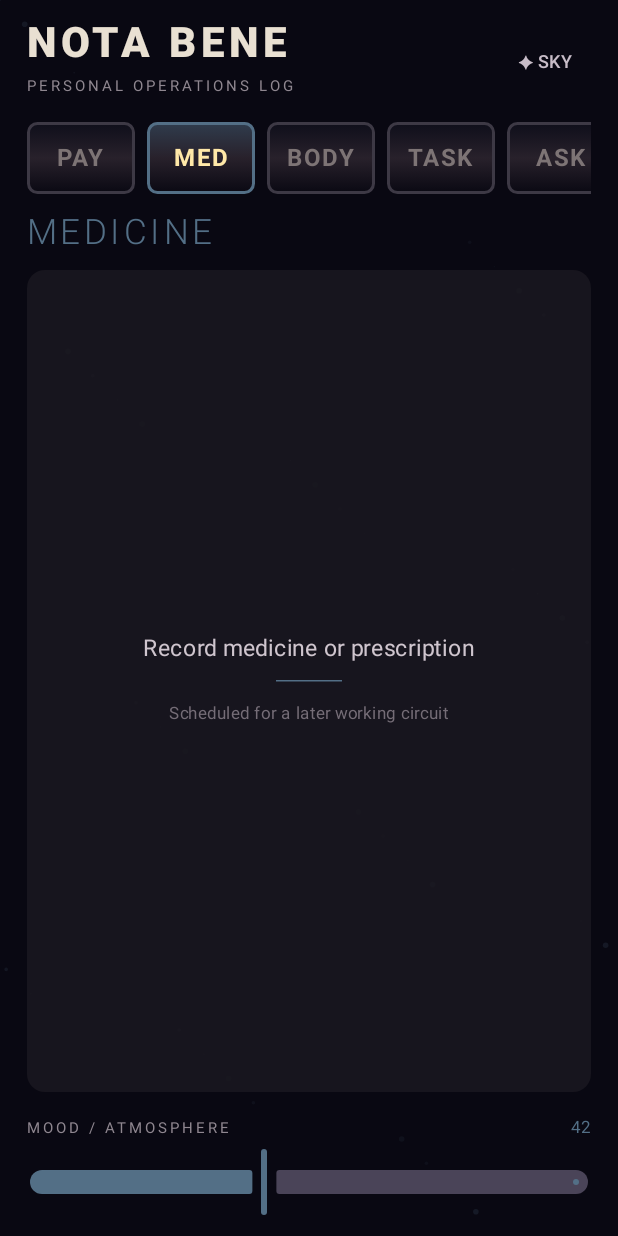
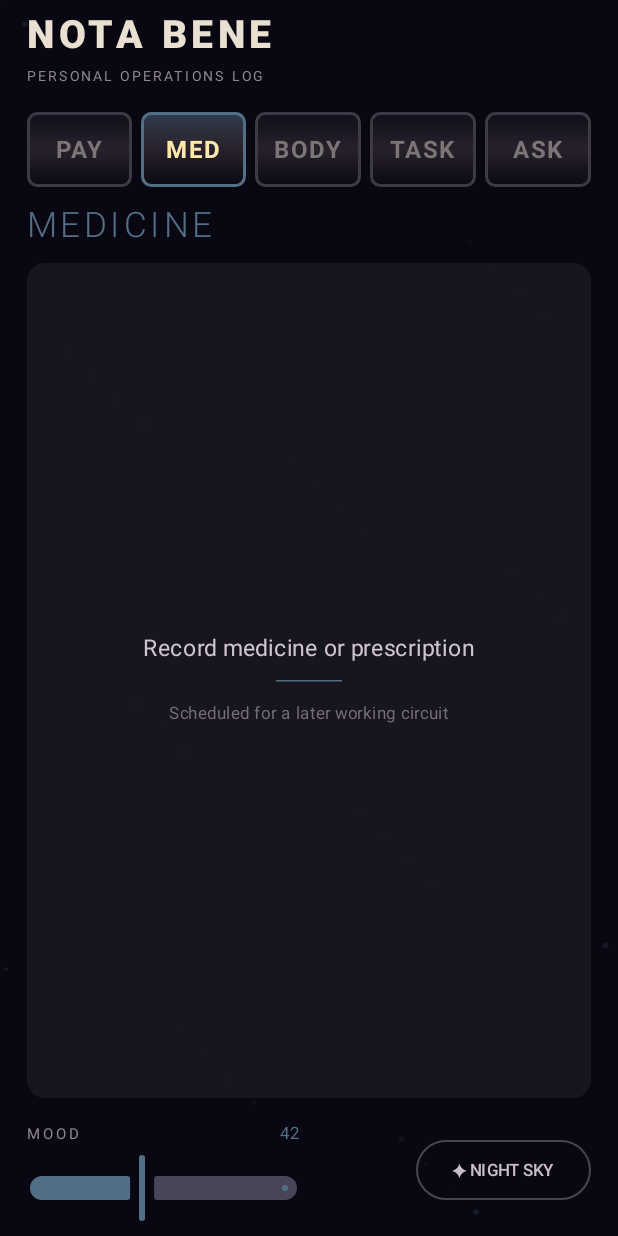
Before and after one commit to AndyJMyers/Nota-Bene, an Android app built with Jetpack Compose: the screen it shows after launch (MainActivity), after a tap on "MED", on a phone screen of 412 x 824 dp. Run offline under Robolectric (Android 15) with nearby library versions, the phone set to English and light mode, and no system bars; our stand-ins replace Room's generated code; libraries missing offline, so code that uses them is left out: com.google.mlkit.vision; 3 other taps on this screen came first.

Commit message:
Refine phone layout and project policy

```diff
--- a/app/build.gradle.kts
+++ b/app/build.gradle.kts
@@ -13,8 +13,8 @@ android {
         applicationId = "com.notabene.app"
         minSdk = 26
         targetSdk = 36
-        versionCode = 2
-        versionName = "0.2.0-alpha2"
+        versionCode = 3
+        versionName = "0.2.1-alpha3"
     }
 
     buildFeatures { compose = true }
--- a/app/src/main/java/com/notabene/app/MainActivity.kt
+++ b/app/src/main/java/com/notabene/app/MainActivity.kt
@@ -22,7 +22,6 @@ import androidx.compose.foundation.Canvas
 import androidx.compose.foundation.background
 import androidx.compose.foundation.border
 import androidx.compose.foundation.clickable
-import androidx.compose.foundation.horizontalScroll
 import androidx.compose.foundation.layout.Arrangement
 import androidx.compose.foundation.layout.Box
 import androidx.compose.foundation.layout.Column
@@ -35,7 +34,6 @@ import androidx.compose.foundation.layout.padding
 import androidx.compose.foundation.layout.width
 import androidx.compose.foundation.lazy.LazyColumn
 import androidx.compose.foundation.lazy.items
-import androidx.compose.foundation.rememberScrollState
 import androidx.compose.foundation.shape.RoundedCornerShape
 import androidx.compose.material3.Button
 import androidx.compose.material3.ButtonDefaults
@@ -72,6 +70,7 @@ import androidx.compose.ui.text.font.FontWeight
 import androidx.compose.ui.text.style.TextOverflow
 import androidx.compose.ui.unit.dp
 import androidx.compose.ui.unit.sp
+import androidx.compose.foundation.layout.statusBarsPadding
 import com.google.mlkit.vision.common.InputImage
 import com.google.mlkit.vision.text.TextRecognition
 import com.google.mlkit.vision.text.latin.TextRecognizerOptions
@@ -116,10 +115,10 @@ private fun NotaBeneApp() {
         Box(Modifier.fillMaxSize().background(Ink)) {
             CalmBackground(effect, accent)
             Column(
-                Modifier.fillMaxSize().padding(horizontal = 18.dp, vertical = 12.dp),
+                Modifier.fillMaxSize().statusBarsPadding().padding(horizontal = 18.dp, vertical = 8.dp),
                 verticalArrangement = Arrangement.spacedBy(12.dp)
             ) {
-                Header(effect) { effect = if (effect == Effect.STARS) Effect.SNOW else Effect.STARS }
+                Header()
                 InstrumentTabs(selected, accent) { selected = it }
                 AnimatedContent(
                     targetState = selected,
@@ -132,33 +131,34 @@ private fun NotaBeneApp() {
                     Tab.PAYMENTS -> PaymentPanel(accent, Modifier.weight(1f))
                     else -> PlaceholderPanel(selected, accent, Modifier.weight(1f))
                 }
-                MoodControl(mood, accent) { mood = it }
+                MoodAndAtmosphere(
+                    value = mood,
+                    accent = accent,
+                    effect = effect,
+                    onMoodChange = { mood = it },
+                    onCycleEffect = { effect = if (effect == Effect.STARS) Effect.SNOW else Effect.STARS }
+                )
             }
         }
     }
 }
 
 @Composable
-private fun Header(effect: Effect, onCycle: () -> Unit) {
-    Row(verticalAlignment = Alignment.CenterVertically) {
-        Column(Modifier.weight(1f)) {
-            Text("NOTA BENE", color = Color(0xFFE9E0D2), fontSize = 28.sp, fontWeight = FontWeight.Black, letterSpacing = 3.sp)
-            Text("PERSONAL OPERATIONS LOG", color = Color(0xFF8F8790), fontSize = 10.sp, letterSpacing = 2.sp)
-        }
-        TextButton(onClick = onCycle) {
-            Text(if (effect == Effect.STARS) "✦ SKY" else "❄ SNOW", color = Color(0xFFC8BDC8), fontSize = 12.sp)
-        }
+private fun Header() {
+    Column {
+        Text("NOTA BENE", color = Color(0xFFE9E0D2), fontSize = 26.sp, fontWeight = FontWeight.Black, letterSpacing = 3.sp)
+        Text("PERSONAL OPERATIONS LOG", color = Color(0xFF8F8790), fontSize = 9.sp, letterSpacing = 2.sp)
     }
 }
 
 @Composable
 private fun InstrumentTabs(selected: Tab, accent: Color, onSelect: (Tab) -> Unit) {
-    Row(Modifier.fillMaxWidth().horizontalScroll(rememberScrollState()), horizontalArrangement = Arrangement.spacedBy(8.dp)) {
+    Row(Modifier.fillMaxWidth(), horizontalArrangement = Arrangement.spacedBy(6.dp)) {
         Tab.entries.forEach { tab ->
             val active = tab == selected
             val glow by animateFloatAsState(if (active) 1f else .14f, tween(420), label = "filament glow")
             Box(
-                Modifier.width(72.dp).height(48.dp)
+                Modifier.weight(1f).height(50.dp)
                     .background(Brush.verticalGradient(listOf(lerp(Ink, accent, glow * .55f), Glass, Ink)), RoundedCornerShape(7.dp))
                     .border(2.dp, lerp(Color(0xFF39313B), accent, glow), RoundedCornerShape(7.dp))
                     .clickable { onSelect(tab) },
@@ -308,13 +308,26 @@ private fun PlaceholderPanel(tab: Tab, accent: Color, modifier: Modifier = Modif
 }
 
 @Composable
-private fun MoodControl(value: Float, accent: Color, onChange: (Float) -> Unit) {
-    Column {
-        Row(Modifier.fillMaxWidth(), horizontalArrangement = Arrangement.SpaceBetween) {
-            Text("MOOD / ATMOSPHERE", color = Color(0xFF8F8790), fontSize = 10.sp, letterSpacing = 2.sp)
-            Text("${(value * 100).roundToInt()}", color = accent, fontSize = 11.sp)
+private fun MoodAndAtmosphere(
+    value: Float,
+    accent: Color,
+    effect: Effect,
+    onMoodChange: (Float) -> Unit,
+    onCycleEffect: () -> Unit
+) {
+    Row(Modifier.fillMaxWidth(), verticalAlignment = Alignment.CenterVertically, horizontalArrangement = Arrangement.spacedBy(12.dp)) {
+        Column(Modifier.weight(1f)) {
+            Row(Modifier.fillMaxWidth(), horizontalArrangement = Arrangement.SpaceBetween) {
+                Text("MOOD", color = Color(0xFF8F8790), fontSize = 10.sp, letterSpacing = 2.sp)
+                Text("${(value * 100).roundToInt()}", color = accent, fontSize = 11.sp)
+            }
+            Slider(value = value, onValueChange = onMoodChange, colors = SliderDefaults.colors(thumbColor = accent, activeTrackColor = accent))
         }
-        Slider(value = value, onValueChange = onChange, colors = SliderDefaults.colors(thumbColor = accent, activeTrackColor = accent))
+        Box(Modifier.weight(1f), contentAlignment = Alignment.CenterEnd) {
+            OutlinedButton(onClick = onCycleEffect) {
+                Text(if (effect == Effect.STARS) "✦ NIGHT SKY" else "❄ FALLING SNOW", color = Color(0xFFC8BDC8), fontSize = 11.sp)
+            }
+        }
     }
 }
 
```
Also changed, not shown: 2 other files.
